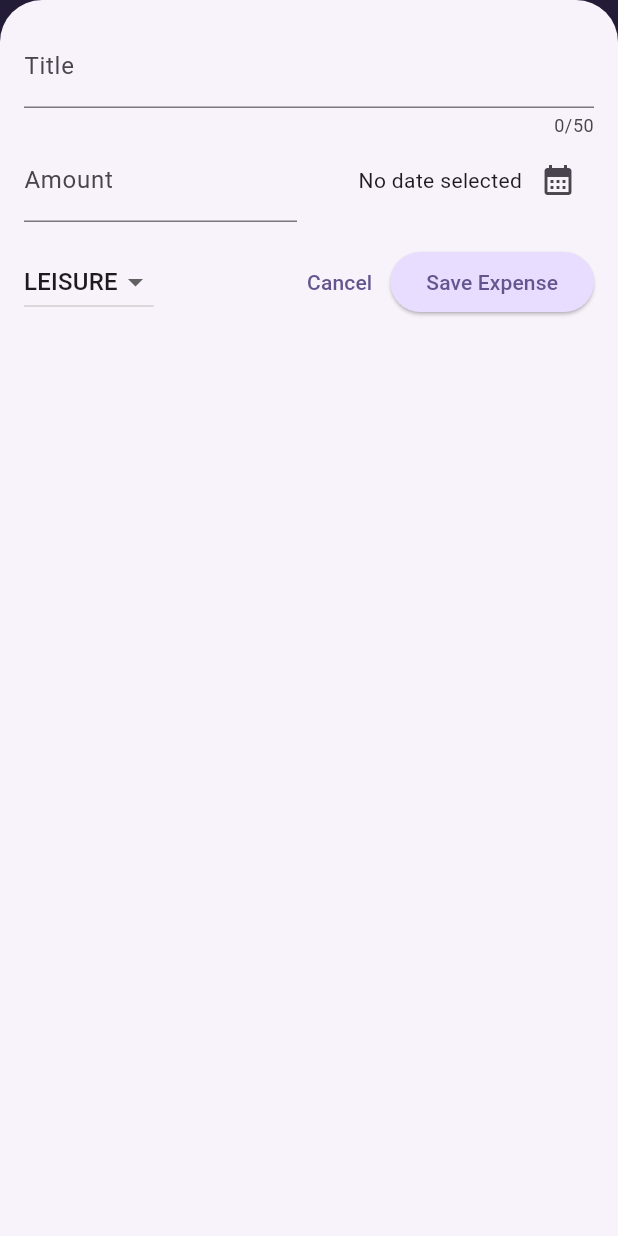
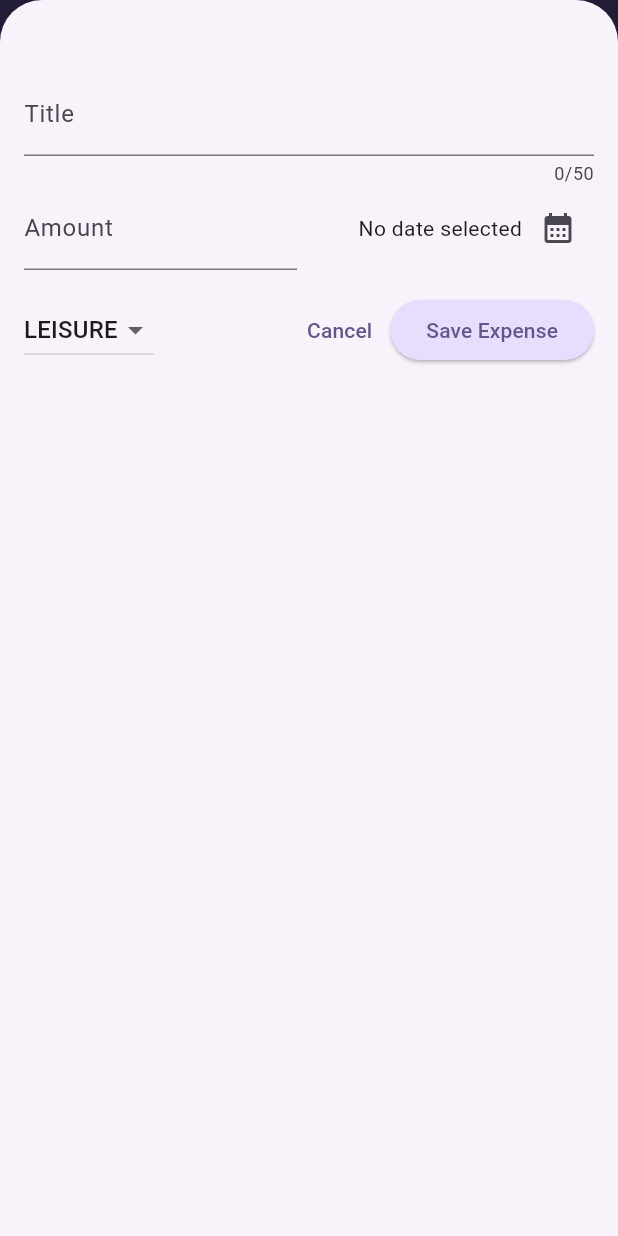
Before and after one commit to zeyadnasrat/Expense-Tracker-App, a Flutter app: the screen it shows after launch, after a tap on the "add" icon, on a phone screen of 412 x 824 dp. Run offline on Flutter 3.47's test engine with Material 3 defaults, Android fonts, the phone set to English and light mode, and no system bars.

Commit message:
apply responsivity

```diff
--- a/lib/main.dart
+++ b/lib/main.dart
@@ -15,6 +15,7 @@ void main() {
   runApp(
     MaterialApp(
       darkTheme: ThemeData.dark().copyWith(
+        useMaterial3: true,
         colorScheme: kDarkColorScheme,
         cardTheme: const CardTheme().copyWith(
           color: kDarkColorScheme.secondaryContainer,
@@ -31,6 +32,7 @@ void main() {
         ),
       ),
       theme: ThemeData().copyWith(
+        useMaterial3: true,
         colorScheme: kColorScheme,
         appBarTheme: const AppBarTheme().copyWith(
           backgroundColor: kColorScheme.onPrimaryContainer,
--- a/lib/widgets/chart/chart.dart
+++ b/lib/widgets/chart/chart.dart
@@ -69,7 +69,7 @@ class Chart extends StatelessWidget {
           ),
           const SizedBox(height: 12),
           Row(
-            children: buckets
+            children: buckets // for ... in
                 .map(
                   (bucket) => Expanded(
                     child: Padding(
--- a/lib/widgets/chart/chart_bar.dart
+++ b/lib/widgets/chart/chart_bar.dart
@@ -16,7 +16,7 @@ class ChartBar extends StatelessWidget {
       child: Padding(
         padding: const EdgeInsets.symmetric(horizontal: 4),
         child: FractionallySizedBox(
-          heightFactor: fill,
+          heightFactor: fill, // 0 <> 1
           child: DecoratedBox(
             decoration: BoxDecoration(
               shape: BoxShape.rectangle,
--- a/lib/widgets/expenses.dart
+++ b/lib/widgets/expenses.dart
@@ -1,8 +1,9 @@
-import 'package:expense_tracker/widgets/new_expense.dart';
 import 'package:flutter/material.dart';
 
+import 'package:expense_tracker/widgets/new_expense.dart';
 import 'package:expense_tracker/widgets/expenses_list/expenses_list.dart';
 import 'package:expense_tracker/models/expense.dart';
+import 'package:expense_tracker/widgets/chart/chart.dart';
 
 class Expenses extends StatefulWidget {
   const Expenses({super.key});
@@ -31,7 +32,6 @@ class _ExpensesState extends State<Expenses> {
 
   void _openAddExpenseOverlay() {
     showModalBottomSheet(
-      useSafeArea: true,
       isScrollControlled: true,
       context: context,
       builder: (ctx) => NewExpense(onAddExpense: _addExpense),
@@ -68,8 +68,6 @@ class _ExpensesState extends State<Expenses> {
 
   @override
   Widget build(BuildContext context) {
-    final width = MediaQuery.of(context).size.width;
-
     Widget mainContent = const Center(
       child: Text('No expenses found. Start adding some!'),
     );
@@ -91,18 +89,9 @@ class _ExpensesState extends State<Expenses> {
           ),
         ],
       ),
-      body: width < 600
-      ? Column(
+      body: Column(
         children: [
-          const Text('The chart'),
-          Expanded(
-            child: mainContent,
-          ),
-        ],
-      )
-      : Row(
-          children: [
-          const Text('The chart'),
+          Chart(expenses: _registeredExpenses),
           Expanded(
             child: mainContent,
           ),
--- a/lib/widgets/new_expense.dart
+++ b/lib/widgets/new_expense.dart
@@ -79,12 +79,8 @@ class _NewExpenseState extends State<NewExpense> {
 
   @override
   Widget build(BuildContext context) {
-    final keyboardSpace = MediaQuery.of(context).viewInsets.bottom;
-    return SizedBox(
-      height: double.infinity,
-      child: SingleChildScrollView(
-        child: Padding(
-          padding: EdgeInsets.fromLTRB(16, 16, 16, keyboardSpace + 16),
+    return Padding(
+      padding: const EdgeInsets.fromLTRB(16, 48, 16, 16),
       child: Column(
         children: [
           TextField(
@@ -167,8 +163,6 @@ class _NewExpenseState extends State<NewExpense> {
           ),
         ],
       ),
-        ),
-      ),
     );
   }
 }
```
Also changed, not shown: pubspec.yaml (+7 -6 lines), lib/models/expense.dart (line endings or trailing spaces), lib/widgets/expenses_list/expense_item.dart (line endings or trailing spaces), lib/widgets/expenses_list/expenses_list.dart (line endings or trailing spaces). Lines whose indentation alone changed are shown as unchanged.
